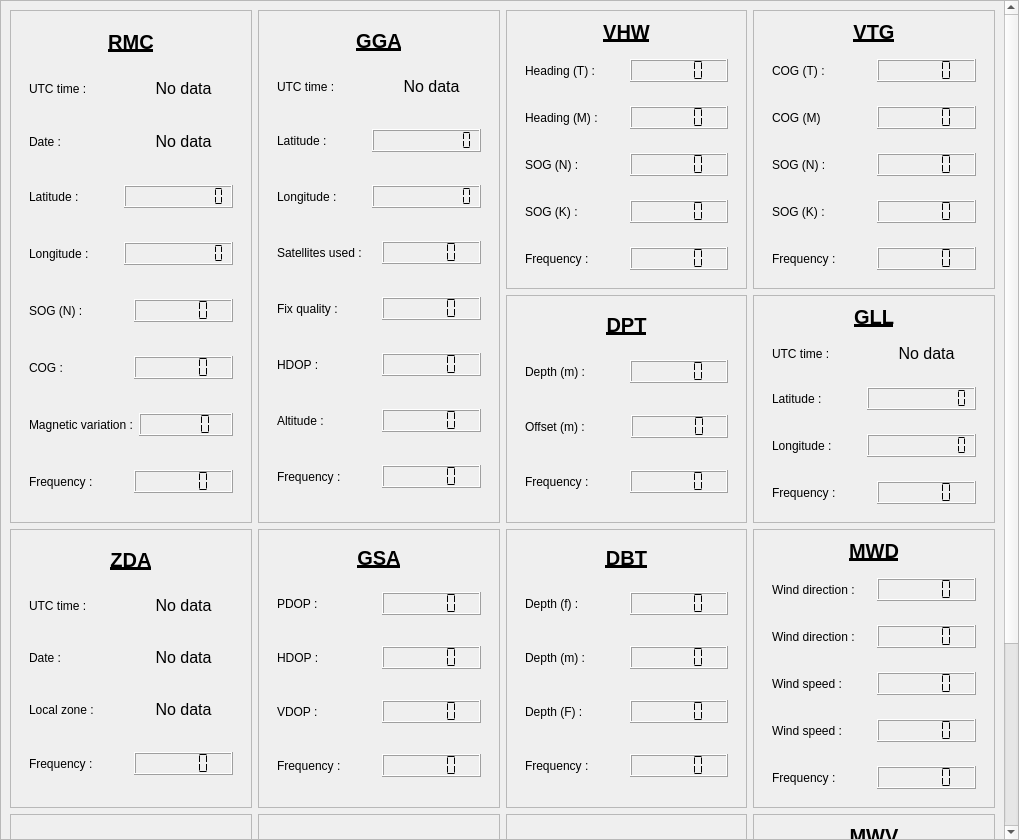
The window that src/menu_bar/decoded_nmea/menubar_decodednmea.ui (Kupofty/OpenSeaNav) describes before a commit, drawn with Qt 5.
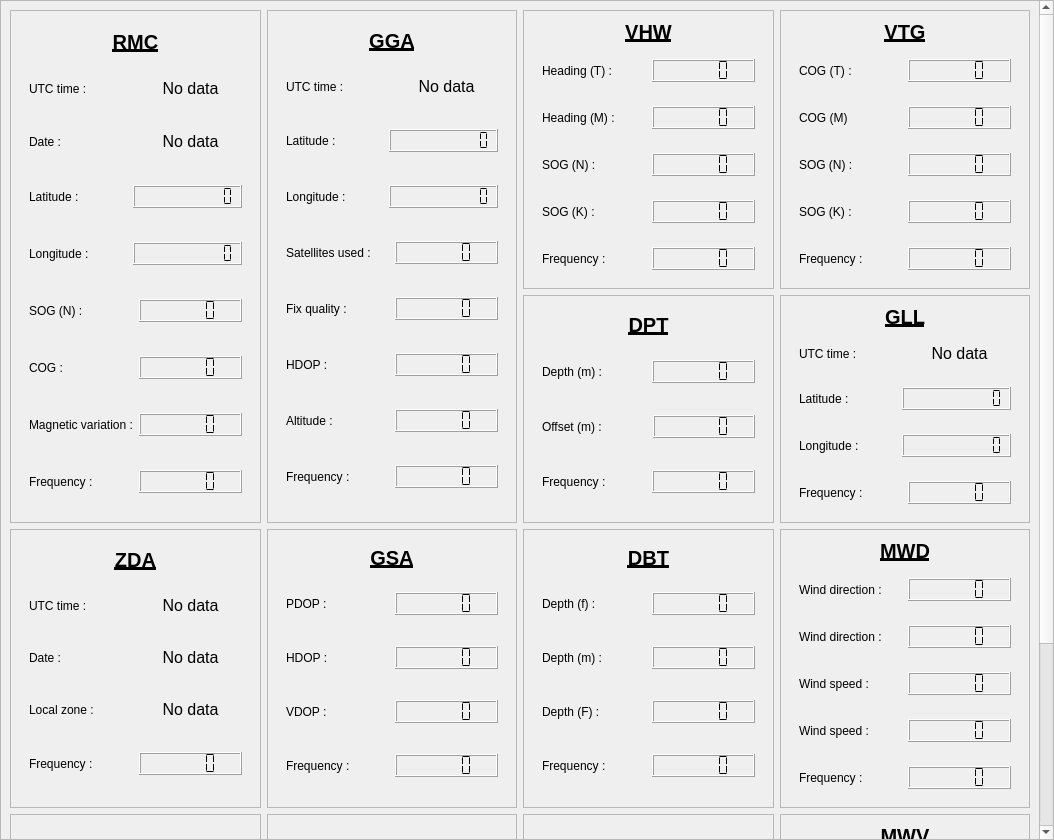
The same window after the commit.

Patch:
```diff
--- a/src/menu_bar/decoded_nmea/menubar_decodednmea.ui
+++ b/src/menu_bar/decoded_nmea/menubar_decodednmea.ui
@@ -6,7 +6,7 @@
    <rect>
     <x>0</x>
     <y>0</y>
-    <width>1019</width>
+    <width>1054</width>
     <height>840</height>
    </rect>
   </property>
@@ -35,8 +35,8 @@
       <property name="geometry">
        <rect>
         <x>0</x>
-        <y>-272</y>
-        <width>1003</width>
+        <y>0</y>
+        <width>1038</width>
         <height>1110</height>
        </rect>
       </property>
```
